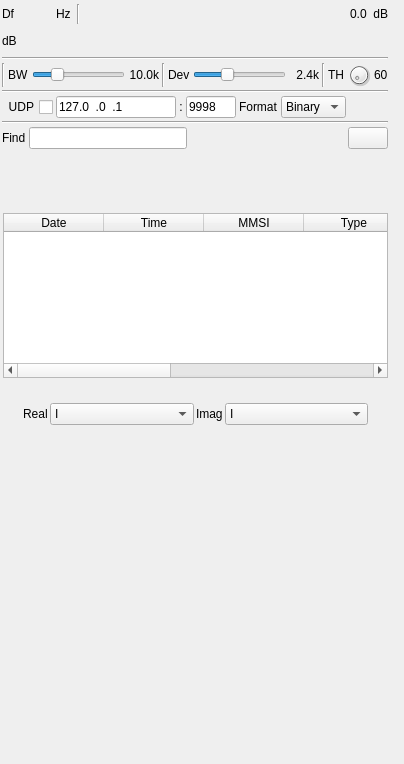
f4exb/sdrangel, file plugins/channelrx/demodais/aisdemodgui.ui: the form before one commit.
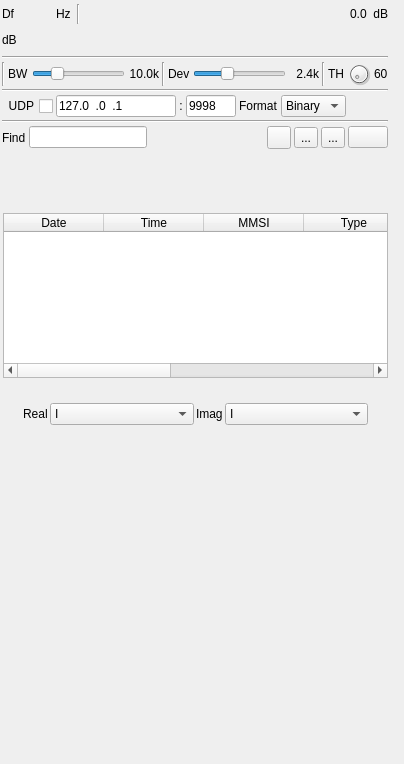
The form after the commit. Icons and pictures are not drawn. Custom widgets are drawn as their Qt base class.

```diff
--- a/plugins/channelrx/demodais/aisdemodgui.ui
+++ b/plugins/channelrx/demodais/aisdemodgui.ui
@@ -560,6 +560,60 @@
         </property>
        </spacer>
       </item>
+      <item>
+       <widget class="ButtonSwitch" name="logEnable">
+        <property name="maximumSize">
+         <size>
+          <width>24</width>
+          <height>16777215</height>
+         </size>
+        </property>
+        <property name="toolTip">
+         <string>Start/stop logging of received messages to .csv file</string>
+        </property>
+        <property name="text">
+         <string/>
+        </property>
+        <property name="icon">
+         <iconset resource="../../../sdrgui/resources/res.qrc">
+          <normaloff>:/record_off.png</normaloff>:/record_off.png</iconset>
+        </property>
+       </widget>
+      </item>
+      <item>
+       <widget class="QToolButton" name="logFilename">
+        <property name="toolTip">
+         <string>Set log .csv filename</string>
+        </property>
+        <property name="text">
+         <string>...</string>
+        </property>
+        <property name="icon">
+         <iconset resource="../../../sdrgui/resources/res.qrc">
+          <normaloff>:/save.png</normaloff>:/save.png</iconset>
+        </property>
+        <property name="checkable">
+         <bool>false</bool>
+        </property>
+       </widget>
+      </item>
+      <item>
+       <widget class="QToolButton" name="logOpen">
+        <property name="toolTip">
+         <string>Read data from .csv log file</string>
+        </property>
+        <property name="text">
+         <string>...</string>
+        </property>
+        <property name="icon">
+         <iconset resource="../../../sdrgui/resources/res.qrc">
+          <normaloff>:/load.png</normaloff>:/load.png</iconset>
+        </property>
+        <property name="checkable">
+         <bool>false</bool>
+        </property>
+       </widget>
+      </item>
       <item>
        <widget class="QPushButton" name="clearTable">
         <property name="toolTip">
@@ -878,6 +932,11 @@
    <header>gui/levelmeter.h</header>
    <container>1</container>
   </customwidget>
+  <customwidget>
+   <class>ButtonSwitch</class>
+   <extends>QToolButton</extends>
+   <header>gui/buttonswitch.h</header>
+  </customwidget>
   <customwidget>
    <class>GLScope</class>
    <extends>QWidget</extends>
```
Left out of the diff: 1 changed line with no effect on the pictures.
